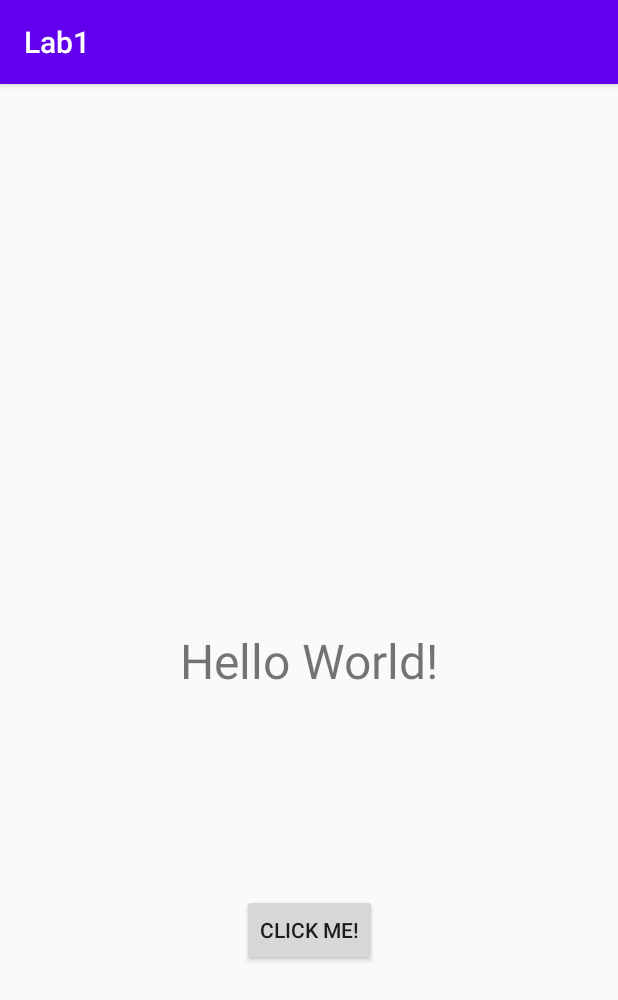
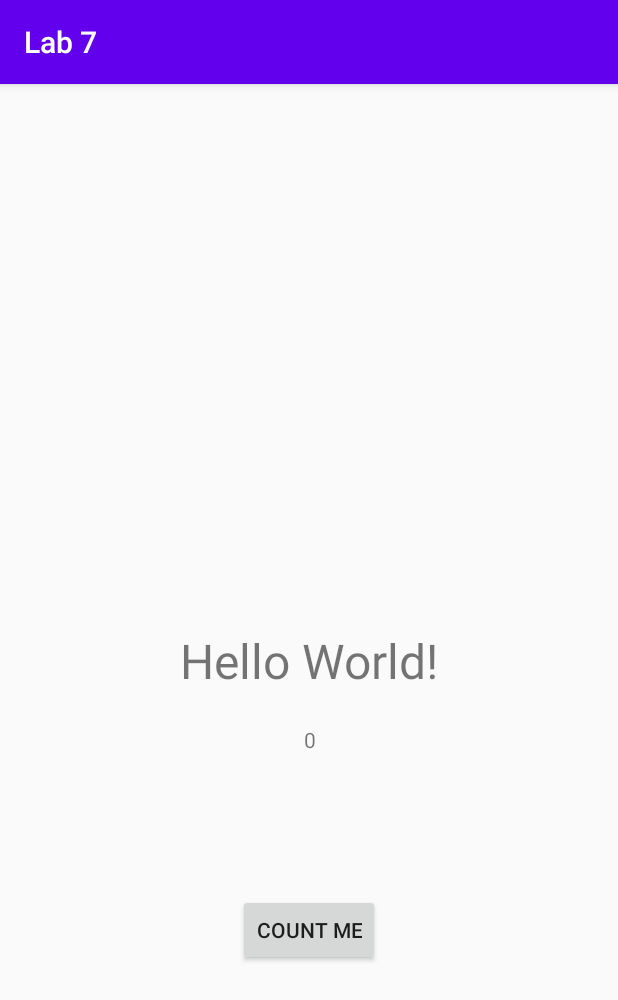
Before and after one commit to khrisnaa3/TKTPL, an Android app: the screen it shows after launch (MainActivity), on a phone screen of 412 x 824 dp. Shown: the top 1000 px of the screen. Run offline under Robolectric (Android 15) with nearby library versions, the phone set to English and light mode, and no system bars.

Commit message:
Lab 7 DONE

```diff
--- a/app/src/main/AndroidManifest.xml
+++ b/app/src/main/AndroidManifest.xml
@@ -5,7 +5,7 @@
     <application
         android:allowBackup="true"
         android:icon="@mipmap/ic_launcher"
-        android:label="@string/app_name"
+        android:label="Lab 7"
         android:roundIcon="@mipmap/ic_launcher_round"
         android:supportsRtl="true"
         android:theme="@style/AppTheme">
--- a/app/src/main/java/com/example/lab1/MainActivity.kt
+++ b/app/src/main/java/com/example/lab1/MainActivity.kt
@@ -12,11 +12,7 @@ class MainActivity : AppCompatActivity() {
         var counter = 0
         tombol.setOnClickListener {
             counter++
-            if (counter%2 == 0) {
-                teks.setText("I'm Khrisna")
-            } else {
-                teks.setText("Hello World!")
-            }
+            tv.setText(counter.toString())
         }
     }
 }
--- a/app/src/main/res/layout/activity_main.xml
+++ b/app/src/main/res/layout/activity_main.xml
@@ -27,10 +27,26 @@
         android:layout_marginEnd="161dp"
         android:layout_marginRight="161dp"
         android:layout_marginBottom="177dp"
-        android:text="Click Me!"
+        android:text="Count Me"
         app:layout_constraintBottom_toBottomOf="parent"
         app:layout_constraintEnd_toEndOf="parent"
         app:layout_constraintStart_toStartOf="parent"
         app:layout_constraintTop_toBottomOf="@+id/teks" />
 
+    <TextView
+        android:id="@+id/tv"
+        android:layout_width="wrap_content"
+        android:layout_height="wrap_content"
+        android:layout_marginStart="177dp"
+        android:layout_marginLeft="177dp"
+        android:layout_marginTop="17dp"
+        android:layout_marginEnd="176dp"
+        android:layout_marginRight="176dp"
+        android:layout_marginBottom="89dp"
+        android:text="0"
+        app:layout_constraintBottom_toTopOf="@+id/tombol"
+        app:layout_constraintEnd_toEndOf="parent"
+        app:layout_constraintStart_toStartOf="parent"
+        app:layout_constraintTop_toBottomOf="@+id/teks" />
+
 </androidx.constraintlayout.widget.ConstraintLayout>
```
